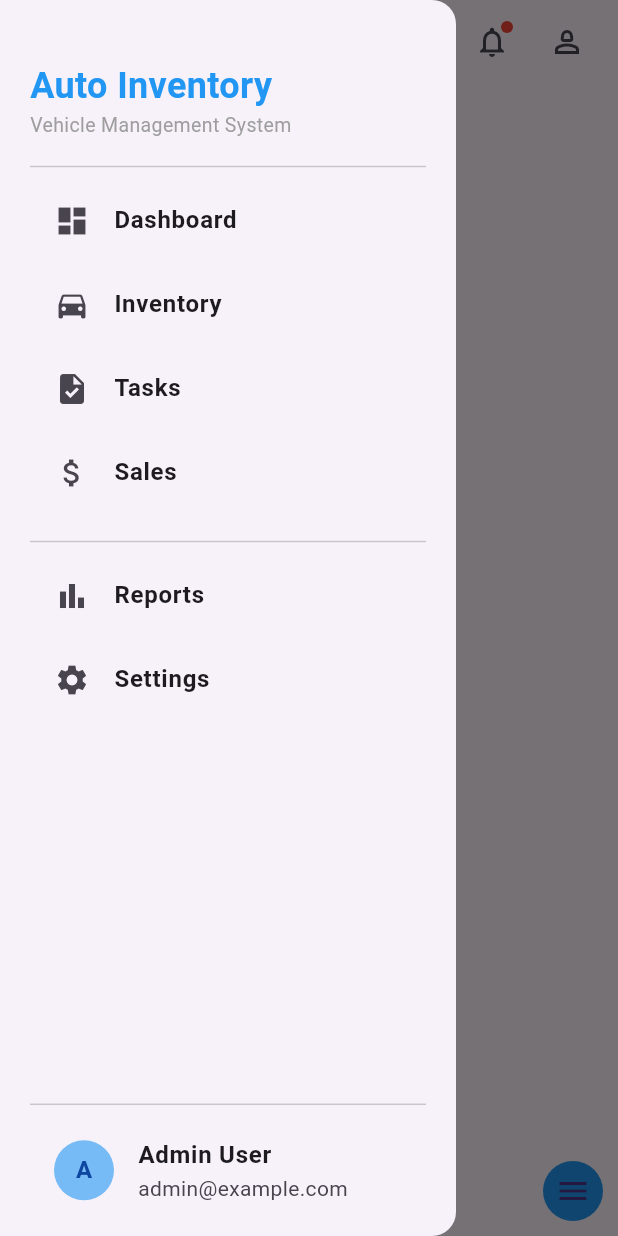
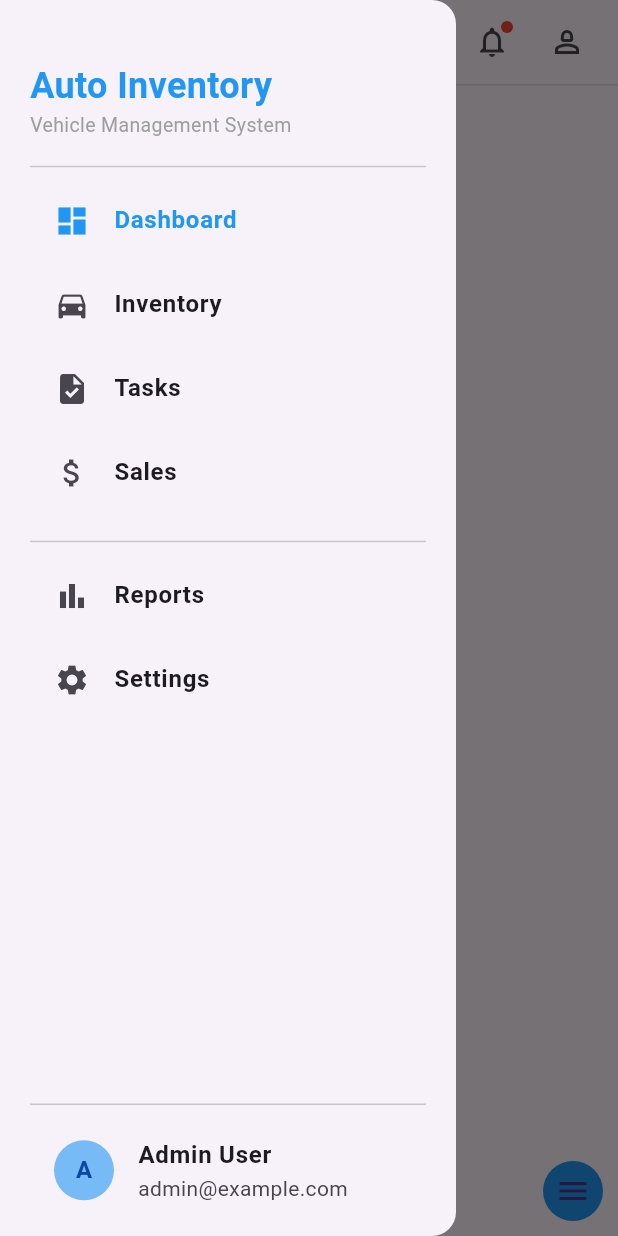
Before and after one commit to ansi-coder-debug/my_new_project, a Flutter app: the screen it shows after launch, with the side drawer open, on a phone screen of 412 x 824 dp. Run offline on Flutter 3.47's test engine with Material 3 defaults, Android fonts, the phone set to English and light mode, and no system bars.

Commit message:
Updated today's work: added drawer navigation and UI fixes

```diff
--- a/lib/presentation/main_page/widgets/drawer/main_drawer.dart
+++ b/lib/presentation/main_page/widgets/drawer/main_drawer.dart
@@ -8,16 +8,25 @@ import 'package:my_new_project/presentation/main_page/widgets/drawer/drawer_page
 import 'package:my_new_project/presentation/main_page/widgets/drawer/drawer_pages/screen_tasks.dart';
 
 class MainDrawer extends StatelessWidget {
-  const MainDrawer({super.key});
+  final int selectedIndex;
+  final Function(int) onItemSelected;
 
-
+  const MainDrawer({
+    super.key,
+    required this.selectedIndex,
+    required this.onItemSelected
+    });
 
   @override
   Widget build(BuildContext context) {
+
     void delayedNavigate(Widget screen) async {
-    await Future.delayed(Duration(milliseconds: 100));
-    Navigator.of(context).push(MaterialPageRoute(builder: (_) => screen));
+      await Future.delayed(Duration
+      (milliseconds: 100));
+      Navigator.of(context).push
+      (MaterialPageRoute(builder: (_) => screen));
     }
+
     return Drawer(
       child: ListView(
         padding: const EdgeInsets.only(top: 40, left: 20, right: 20),
@@ -41,59 +50,190 @@ class MainDrawer extends StatelessWidget {
           KHeight,
           const Divider(),
 
+          ListTile(
+            // splashColor: Colors.blueAccent,
+            // leading: Icon(Icons.dashboard),
+            // onTap: () => delayedNavigate(ScreenDashboard()),
 
-          ListTile(
+            // title: Text(
+            //   'Dashboard',
+            //   style: TextStyle(fontWeight: FontWeight.bold),
+            // ),
+           selected: selectedIndex == 0,
+          //  selectedTileColor: Colors.blue,
            splashColor: Colors.blueAccent,
-            leading: Icon(Icons.dashboard),
-            onTap: () => delayedNavigate (ScreenDashboard()),
-
+           leading: Icon(Icons.dashboard,
+           color: selectedIndex==0?Colors.blue :null,
+           ),
            title: Text(
             'Dashboard',
-              style: TextStyle(fontWeight: FontWeight.bold),
+            style: TextStyle(
+              fontWeight: FontWeight.bold,
+              color: selectedIndex == 0?Colors.blue:null
             ),
+            ),
+            onTap: () => onItemSelected(0),
 
 
           ),
           ListTile(
-            leading: Icon(Icons.directions_car),
-            splashColor: Colors.blue,
-            onTap: () => delayedNavigate(ScreenInventory()),
+
+            // leading: Icon(Icons.directions_car),
+            // splashColor: Colors.blue,
+            // onTap: () => delayedNavigate(ScreenInventory()),
+            // title: Text(
+            //   'Inventory',
+            //   style: TextStyle(fontWeight: FontWeight.bold),
+            // ),
+
+          selected: selectedIndex == 1,
+           splashColor: Colors.blueAccent,
+           leading: Icon(Icons.directions_car,
+           color: selectedIndex==1?Colors.blue :null,
+           ),
            title: Text(
             'Inventory',
-              style: TextStyle(fontWeight: FontWeight.bold),
+            style: TextStyle(
+              fontWeight: FontWeight.bold,
+              color: selectedIndex == 1?Colors.blue:null
             ),
             ),
-          ListTile(
-            leading: Icon(Icons.task),
-            splashColor: Colors.blue,
-            onTap: () =>delayedNavigate(ScreenTasks()),
-            title: Text('Tasks', style: TextStyle(fontWeight: FontWeight.bold)),
+            onTap: () => onItemSelected(1),
+
+
           ),
           ListTile(
-            leading: Icon(Icons.attach_money),
-            splashColor: Colors.blue,
-            onTap: ()=>delayedNavigate(ScreenSales()),
-            title: Text('Sales', style: TextStyle(fontWeight: FontWeight.bold)),
+
+
+
+            // leading: Icon(Icons.task),
+            // splashColor: Colors.blue,
+            // onTap: () => delayedNavigate(ScreenTasks()),
+            // title: Text('Tasks', style: TextStyle(fontWeight: FontWeight.bold)),
+
+          selected: selectedIndex == 2,
+           splashColor: Colors.blueAccent,
+           leading: Icon(Icons.task,
+           color: selectedIndex==2?Colors.blue :null,
+           ),
+           title: Text(
+            'Tasks',
+            style: TextStyle(
+              fontWeight: FontWeight.bold,
+              color: selectedIndex == 2?Colors.blue:null
+            ),
+            ),
+            onTap: () => onItemSelected(2),
+
+
+          ),
+          ListTile(
+
+
+            // leading: Icon(Icons.attach_money),
+            // splashColor: Colors.blue,
+            // onTap: () => delayedNavigate(ScreenSales()),
+            // title: Text('Sales', style: TextStyle(fontWeight: FontWeight.bold)),
+
+              selected: selectedIndex == 3,
+           splashColor: Colors.blueAccent,
+           leading: Icon(Icons.attach_money,
+           color: selectedIndex==3?Colors.blue :null,
+           ),
+           title: Text(
+            'Sales',
+            style: TextStyle(
+              fontWeight: FontWeight.bold,
+              color: selectedIndex == 3?Colors.blue:null
+            ),
+            ),
+            onTap: () => onItemSelected(3),
+
+
+
+
+
+
+
+
+
+
+
+
+
           ),
           KHeight,
           const Divider(),
           ListTile(
-            leading: Icon(Icons.bar_chart),
-            splashColor: Colors.blue,
-            onTap: () =>delayedNavigate(ScreenReport()),
+
+
+
+
+
+            // leading: Icon(Icons.bar_chart),
+            // splashColor: Colors.blue,
+            // onTap: () => delayedNavigate(ScreenReport()),
+            // title: Text(
+            //   'Reports',
+            //   style: TextStyle(fontWeight: FontWeight.bold),
+            // ),
+
+              selected: selectedIndex == 4,
+           splashColor: Colors.blueAccent,
+           leading: Icon(Icons.bar_chart,
+           color: selectedIndex==4?Colors.blue :null,
+           ),
            title: Text(
             'Reports',
-              style: TextStyle(fontWeight: FontWeight.bold),
+            style: TextStyle(
+              fontWeight: FontWeight.bold,
+              color: selectedIndex == 4?Colors.blue:null
             ),
             ),
+            onTap: () => onItemSelected(4),
+
+
+
+
+          ),
+
+
           ListTile(
-            leading: Icon(Icons.settings),
-            splashColor: Colors.blue,
-            onTap: ()=> delayedNavigate(ScreenSettings()),
+
+
+
+            // leading: Icon(Icons.settings),
+            // splashColor: Colors.blue,
+            // onTap: () => delayedNavigate(ScreenSettings()),
+            // title: Text(
+            //   'Settings',
+            //   style: TextStyle(fontWeight: FontWeight.bold),
+            // ),
+              selected: selectedIndex == 5,
+           splashColor: Colors.blueAccent,
+           leading: Icon(Icons.settings,
+           color: selectedIndex==5?Colors.blue :null,
+           ),
            title: Text(
             'Settings',
-              style: TextStyle(fontWeight: FontWeight.bold),
+            style: TextStyle(
+              fontWeight: FontWeight.bold,
+              color: selectedIndex == 5?Colors.blue:null
             ),
+            ),
+            onTap: () => onItemSelected(5),
+
+
+
+
+
+
+
+
+
+
+
+
           ),
           SizedBox(height: MediaQuery.of(context).size.height * 0.3),
           const Divider(),
--- a/lib/presentation/main_page/widgets/screen_main_page.dart
+++ b/lib/presentation/main_page/widgets/screen_main_page.dart
@@ -1,21 +1,61 @@
 import 'package:flutter/material.dart';
+import 'package:my_new_project/core/constant.dart';
 
 import 'package:my_new_project/presentation/main_page/widgets/bottom_nav.dart';
+import 'package:my_new_project/presentation/main_page/widgets/drawer/drawer_pages/screen_dashboard.dart';
+import 'package:my_new_project/presentation/main_page/widgets/drawer/drawer_pages/screen_inventory.dart';
+import 'package:my_new_project/presentation/main_page/widgets/drawer/drawer_pages/screen_report.dart';
+import 'package:my_new_project/presentation/main_page/widgets/drawer/drawer_pages/screen_sales.dart';
+import 'package:my_new_project/presentation/main_page/widgets/drawer/drawer_pages/screen_settings.dart';
+import 'package:my_new_project/presentation/main_page/widgets/drawer/drawer_pages/screen_tasks.dart';
 import 'package:my_new_project/presentation/main_page/widgets/drawer/main_drawer.dart';
 import 'package:my_new_project/presentation/notifications/screen_notifications.dart';
 import 'package:my_new_project/presentation/profile/screen_profile.dart';
 
-class ScreenMainPage extends StatelessWidget {
+class ScreenMainPage extends StatefulWidget {
   const ScreenMainPage({super.key});
+
+  @override
+  State<ScreenMainPage> createState() => _ScreenMainPageState();
+}
+
+class _ScreenMainPageState extends State<ScreenMainPage> {
+  int _selectedDrawerIndex = 0;
+
+  final List<Widget> _drawerPages = [
+    ScreenDashboard(),
+    ScreenInventory(),
+    ScreenTasks(),
+    ScreenSales(),
+    ScreenReport(),
+    ScreenSettings(),
+  ];
 
   @override
   Widget build(BuildContext context) {
     return Scaffold(
       appBar: AppBar(
-        title: Text(
+        title:Column(
+          crossAxisAlignment: CrossAxisAlignment.start,
+          mainAxisSize: MainAxisSize.min,
+          children: const[
+             Text(
           'AutoInventory',
+
           style: TextStyle(fontWeight: FontWeight.bold, fontSize: 20),
         ),
+        KHeight,
+        Text(
+          'Vehicle Inventory',
+          style: TextStyle(
+            fontSize: 12,
+            color: Colors.grey
+          ),
+        )
+          ],
+        ),
+
+
         leading: Builder(
           builder: (context) => Padding(
             padding: const EdgeInsets.all(10),
@@ -73,8 +113,23 @@ class ScreenMainPage extends StatelessWidget {
             ),
           ),
         ],
+        bottom: PreferredSize(preferredSize: Size.fromHeight(1),
+         child: Container(
+          color: Colors.grey.shade300,
+          height: 1,
+         )),
       ),
-      drawer: const MainDrawer(),
+
+      drawer: MainDrawer(
+        selectedIndex: _selectedDrawerIndex,
+        onItemSelected: (index) {
+          setState(() {
+            _selectedDrawerIndex = index;
+          });
+          Navigator.pop(context);
+        },
+      ),
+      body: _drawerPages[_selectedDrawerIndex],
       bottomNavigationBar: const BottomNavigationWidget(),
     );
   }
--- a/pubspec.yaml
+++ b/pubspec.yaml
@@ -58,9 +58,9 @@ flutter:
   uses-material-design: true
 
   # To add assets to your application, add an assets section, like this:
-  # assets:
-  #   - images/a_dot_burr.jpeg
-  #   - images/a_dot_ham.jpeg
+  assets:
+     - assets/images/cars/
+
 
   # An image asset can refer to one or more resolution-specific "variants", see
   # https://flutter.dev/to/resolution-aware-images
```
Also changed, not shown: assets/images/cars/cheverlot equinox.webp (added). Lines whose indentation alone changed are shown as unchanged.
